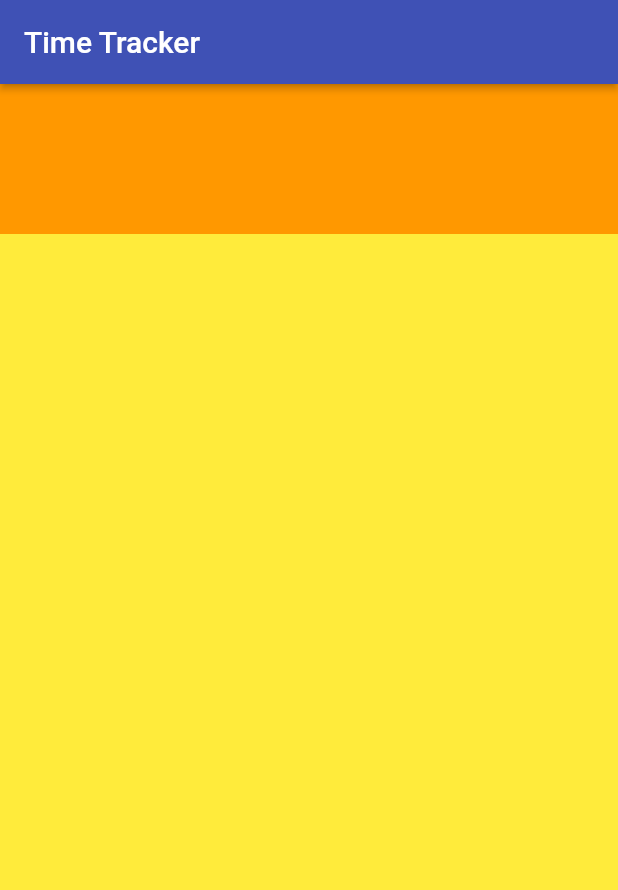
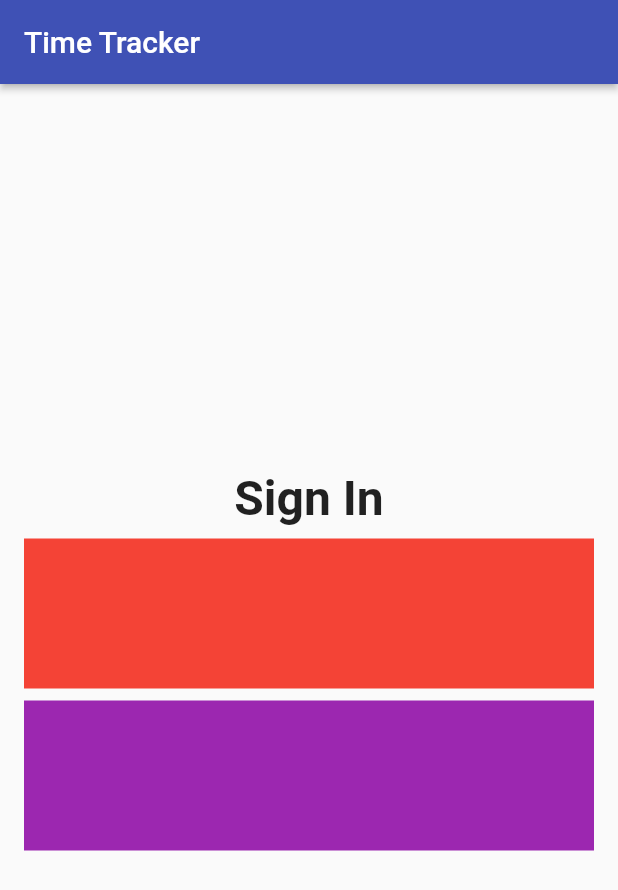
Before and after one commit to hb57786/time_tracker_flutter, a Flutter app: the screen it shows after launch, on a phone screen of 412 x 824 dp. Shown: the top 890 px of the screen. Run offline on Flutter 3.47's test engine with Material 2 defaults, Android fonts, the phone set to English and light mode, and no system bars.

Commit message:
Adding Padding Method

```diff
--- a/lib/app/sign_in/sign_in_page.dart
+++ b/lib/app/sign_in/sign_in_page.dart
@@ -11,20 +11,41 @@ class SignInPage extends StatelessWidget {
         ),
         elevation: 2.0,
       ),
-      body: Container(
-        color: Colors.yellow,
+      body: _buildContent(),
+    );
+  }
+
+  Widget _buildContent() {
+    return Padding(
+      padding: EdgeInsets.all(16.0),
       child: Column(
+        mainAxisAlignment: MainAxisAlignment.center,
         crossAxisAlignment: CrossAxisAlignment.stretch,
         children: [
+          Text(
+            'Sign In',
+            textAlign: TextAlign.center,
+            style: TextStyle(
+              fontSize: 32.0,
+              fontWeight: FontWeight.bold,
+            ),
+          ),
+          SizedBox(height: 8.0),
           Container(
-              color: Colors.orange,
+            color: Colors.red,
+            child: SizedBox(
+              height: 100.0,
+            ),
+          ),
+          SizedBox(height: 8.0),
+          Container(
+            color: Colors.purple,
             child: SizedBox(
               height: 100.0,
             ),
           ),
         ],
       ),
-      ),
     );
   }
 }
```
Lines whose indentation alone changed are shown as unchanged.
